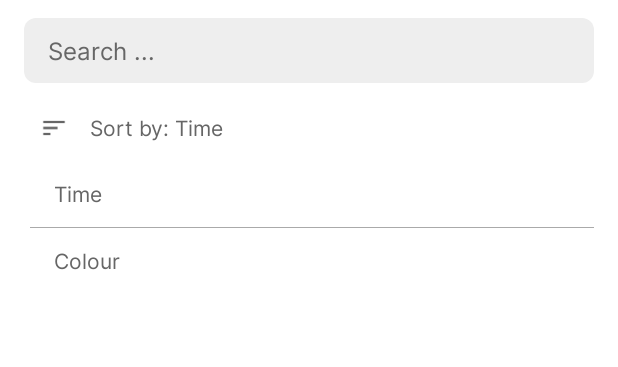
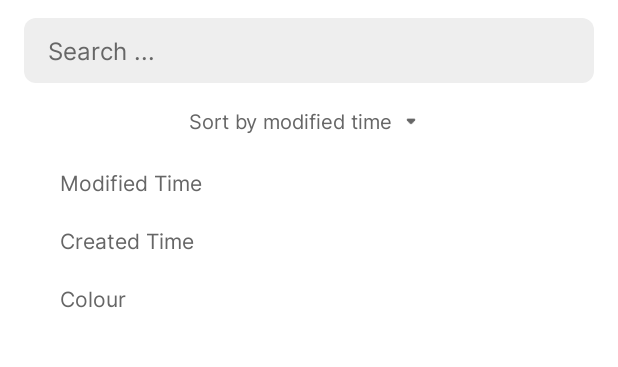
Before and after one commit to jing-yen/Notes, an Android app: the screen it shows after launch (MainActivity), on a phone screen of 412 x 824 dp, the part 239-606 px from its top. Run offline under Robolectric (Android 15) with nearby library versions, the phone set to English and light mode, and no system bars; libraries missing offline, so code that uses them is left out: com.squareup.sqldelight; 4 statements that could not run were skipped.

Commit message:
Added 'created time' to sort options (currently 'modified time' and 'colour')

```diff
--- a/Notes/src/main/java/com/jingyen/notes/NotesActivity.kt
+++ b/Notes/src/main/java/com/jingyen/notes/NotesActivity.kt
@@ -14,6 +14,7 @@ import kotlinx.coroutines.Dispatchers
 import kotlinx.coroutines.GlobalScope
 import kotlinx.coroutines.launch
 import kotlinx.coroutines.withContext
+import kotlinx.datetime.Clock
 import kotlinx.serialization.decodeFromString
 import kotlinx.serialization.encodeToString
 import kotlinx.serialization.json.Json
@@ -273,7 +274,7 @@ class NotesActivity : AppCompatActivity() {
                 }
                 if (classType!=0) spansData.add(SpanData(classType, spannable.getSpanStart(span), spannable.getSpanEnd(span)))
             }
-            Backend.insertOrUpdate(id, title, text, Json.encodeToString(spansData), color)
+            Backend.insertOrUpdate(id, note?.createdTime ?: Clock.System.now().toEpochMilliseconds(), title, text, Json.encodeToString(spansData), color)
         } else if (id!=0) {
             Backend.delete(id)
         }
--- a/Notes/src/main/res/drawable/dropdown.xml
+++ b/Notes/src/main/res/drawable/dropdown.xml
@@ -7,7 +7,7 @@
     android:viewportHeight="24">
     <path
         android:name="path"
-        android:pathData="M 7 10 L 12 15 L 17 10 L 7 10 Z"
-        android:fillColor="#666"
+        android:pathData="M 8.71 11.71 L 11.3 14.3 C 11.69 14.69 12.32 14.69 12.71 14.3 L 15.3 11.71 C 15.93 11.08 15.48 10 14.59 10 L 9.41 10 C 8.52 10 8.08 11.08 8.71 11.71 Z"
+        android:fillColor="@color/lightText"
         android:strokeWidth="1"/>
 </vector>
--- a/Notes/src/main/res/drawable/sort.xml
+++ b/Notes/src/main/res/drawable/sort.xml
@@ -7,7 +7,7 @@
     android:viewportHeight="24">
     <path
         android:name="path"
-        android:pathData="M 3 18 L 9 18 L 9 16 L 3 16 L 3 18 Z M 3 6 L 3 8 L 21 8 L 21 6 L 3 6 Z M 3 13 L 15 13 L 15 11 L 3 11 L 3 13 Z"
-        android:fillColor="@color/lightText"
+        android:pathData="M 10 18 L 14 18 L 14 16 L 10 16 L 10 18 Z M 3 6 L 3 8 L 21 8 L 21 6 L 3 6 Z M 6 13 L 18 13 L 18 11 L 6 11 L 6 13 Z"
+        android:fillColor="#000"
         android:strokeWidth="1"/>
 </vector>
--- a/Notes/src/main/res/layout/activity_main.xml
+++ b/Notes/src/main/res/layout/activity_main.xml
@@ -162,42 +162,40 @@
                         android:layout_height="wrap_content"
                         android:layout_gravity="center_horizontal"
                         android:layout_marginStart="16dp"
-                        android:layout_marginTop="16dp"
+                        android:layout_marginTop="12dp"
                         android:layout_marginEnd="16dp"
-                        android:layout_marginBottom="-16dp"
+                        android:layout_marginBottom="-20dp"
                         android:onClick="showSort"
                         android:orientation="vertical"
                         tools:ignore="TouchTargetSizeCheck">
 
                         <LinearLayout
-                            android:layout_width="match_parent"
+                            android:layout_width="wrap_content"
                             android:layout_height="match_parent"
+                            android:layout_gravity="center_horizontal"
                             android:orientation="horizontal">
+
+                            <TextView
+                                android:id="@+id/sortText"
+                                android:layout_width="wrap_content"
+                                android:layout_height="wrap_content"
+                                android:layout_gravity="center_vertical"
+                                android:fontFamily="@font/regular"
+                                android:paddingTop="4dp"
+                                android:paddingBottom="4dp"
+                                android:text="Sort by modified time"
+                                android:textColor="@color/lightText"
+                                android:textSize="13sp"
+                                tools:ignore="TouchTargetSizeCheck" />
 
                             <ImageView
                                 android:id="@+id/imageView2"
                                 android:layout_width="wrap_content"
                                 android:layout_height="wrap_content"
                                 android:layout_gravity="center_vertical"
-                                android:layout_marginStart="8dp"
                                 android:scaleX="0.8"
                                 android:scaleY="0.8"
-                                app:srcCompat="@drawable/sort" />
-
-                            <TextView
-                                android:id="@+id/sortText"
-                                android:layout_width="wrap_content"
-                                android:layout_height="wrap_content"
-                                android:layout_gravity="center_vertical"
-                                android:layout_marginStart="4dp"
-                                android:fontFamily="@font/regular"
-                                android:paddingStart="8dp"
-                                android:paddingTop="4dp"
-                                android:paddingBottom="4dp"
-                                android:text="Sort by: Time"
-                                android:textColor="@color/lightText"
-                                android:textSize="14sp"
-                                tools:ignore="TouchTargetSizeCheck" />
+                                app:srcCompat="@drawable/dropdown" />
 
                         </LinearLayout>
 
@@ -205,24 +203,26 @@
                             android:id="@+id/sortButtons"
                             android:layout_width="match_parent"
                             android:layout_height="wrap_content"
-                            android:layout_marginStart="4dp"
+                            android:layout_marginStart="8dp"
                             android:layout_marginTop="8dp"
-                            android:orientation="vertical">
+                            android:layout_marginEnd="8dp"
+                            android:orientation="vertical"
+                            android:paddingBottom="8dp">
 
                             <TextView
-                                android:id="@+id/sortTime"
+                                android:id="@+id/sortModifiedTime"
                                 android:layout_width="match_parent"
                                 android:layout_height="wrap_content"
                                 android:layout_gravity="center_vertical"
-                                android:layout_marginTop="8dp"
-                                android:layout_marginBottom="8dp"
+                                android:layout_marginTop="3dp"
+                                android:layout_marginBottom="3dp"
                                 android:fontFamily="@font/regular"
                                 android:onClick="sort"
                                 android:paddingStart="16dp"
-                                android:paddingTop="4dp"
+                                android:paddingTop="6dp"
                                 android:paddingEnd="16dp"
-                                android:paddingBottom="4dp"
-                                android:text="Time"
+                                android:paddingBottom="6dp"
+                                android:text="Modified Time"
                                 android:textColor="@color/lightText"
                                 android:textSize="14sp"
                                 tools:ignore="TouchTargetSizeCheck" />
@@ -231,25 +231,52 @@
                                 android:id="@+id/view"
                                 android:layout_width="match_parent"
                                 android:layout_height="0.5dp"
-                                android:background="#aaa" />
+                                android:background="#aaa"
+                                android:visibility="gone" />
+
+                            <TextView
+                                android:id="@+id/sortCreatedTime"
+                                android:layout_width="match_parent"
+                                android:layout_height="wrap_content"
+                                android:layout_gravity="center_vertical"
+                                android:layout_marginTop="3dp"
+                                android:layout_marginBottom="3dp"
+                                android:fontFamily="@font/regular"
+                                android:onClick="sort"
+                                android:paddingStart="16dp"
+                                android:paddingTop="6dp"
+                                android:paddingEnd="16dp"
+                                android:paddingBottom="6dp"
+                                android:text="Created Time"
+                                android:textColor="@color/lightText"
+                                android:textSize="14sp"
+                                tools:ignore="TouchTargetSizeCheck" />
+
+                            <View
+                                android:id="@+id/view2"
+                                android:layout_width="match_parent"
+                                android:layout_height="0.5dp"
+                                android:background="#aaa"
+                                android:visibility="gone" />
 
                             <TextView
                                 android:id="@+id/sortColor"
                                 android:layout_width="match_parent"
                                 android:layout_height="wrap_content"
                                 android:layout_gravity="center_vertical"
-                                android:layout_marginTop="8dp"
-                                android:layout_marginBottom="8dp"
+                                android:layout_marginTop="3dp"
+                                android:layout_marginBottom="3dp"
                                 android:fontFamily="@font/regular"
                                 android:onClick="sort"
                                 android:paddingStart="16dp"
-                                android:paddingTop="4dp"
+                                android:paddingTop="6dp"
                                 android:paddingEnd="16dp"
-                                android:paddingBottom="4dp"
+                                android:paddingBottom="6dp"
                                 android:text="Colour"
                                 android:textColor="@color/lightText"
                                 android:textSize="14sp"
                                 tools:ignore="TouchTargetSizeCheck" />
+
                         </LinearLayout>
 
                     </LinearLayout>
```
Also changed, not shown: Notes/src/main/java/com/jingyen/notes/DataClasses.kt (+3 -5 lines), Notes/src/main/java/com/jingyen/notes/MainActivity.kt (+14 -14 lines), 1 other file.
